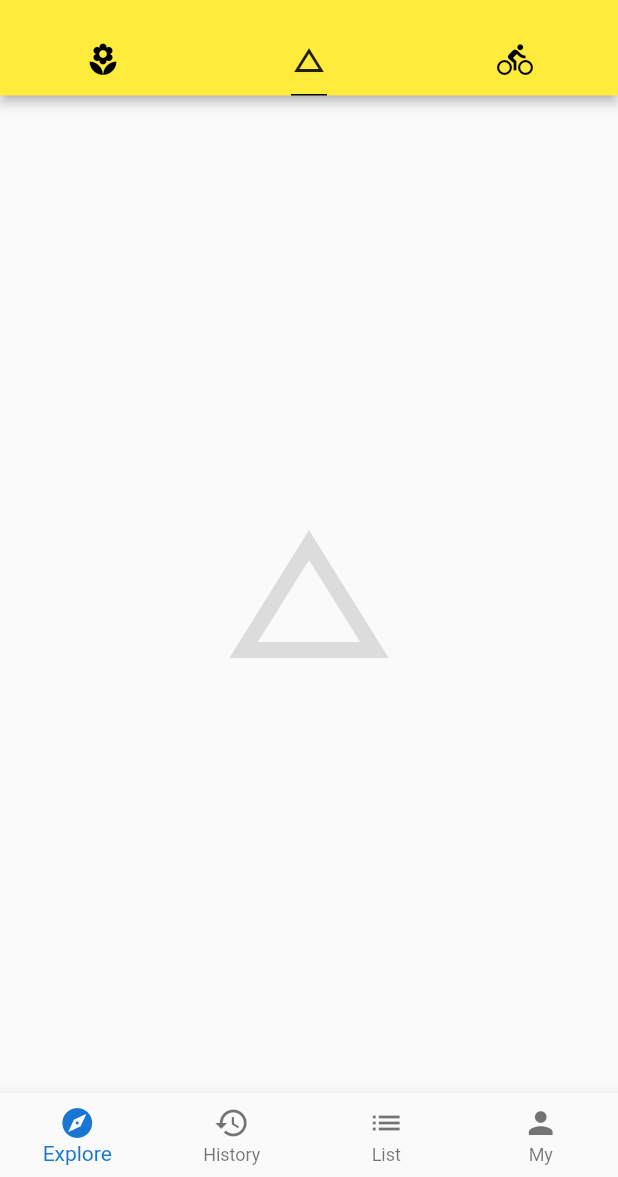
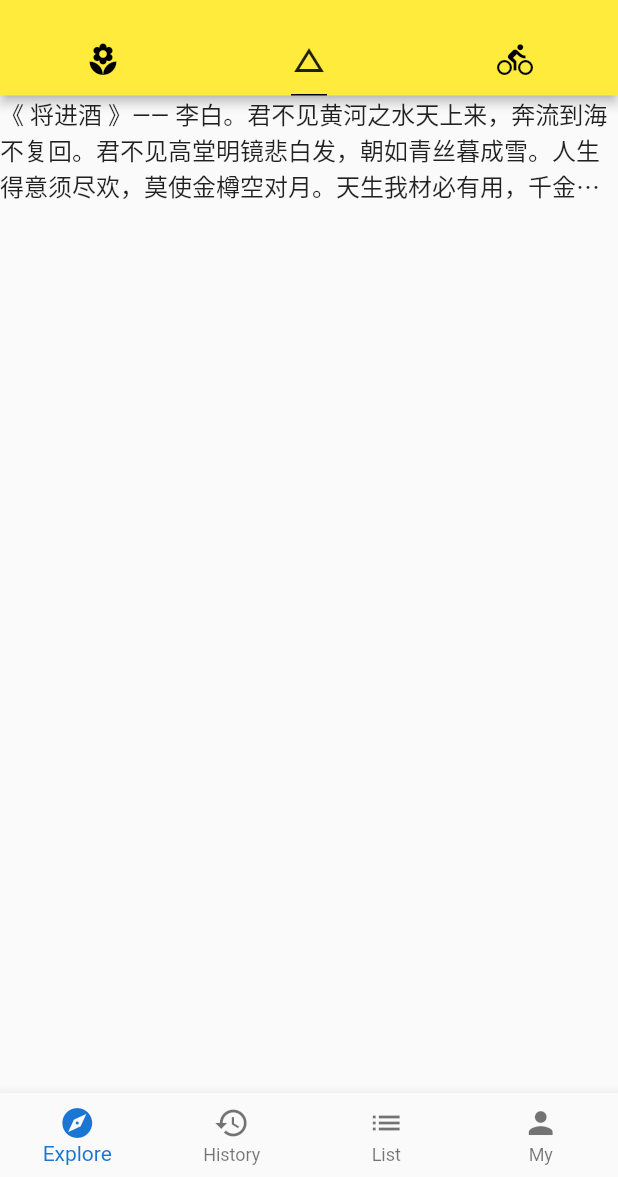
Before and after one commit to owlcity/flutter_basics, a Flutter app: the screen it shows after launch, tab 2 chosen, on a phone screen of 412 x 824 dp, the part 59-1236 px from its top. Run offline on Flutter 3.47's test engine with Material 2 defaults, Android fonts, the phone set to English and light mode, and no system bars; network calls fail.

Commit message:
basic_demo

```diff
--- /dev/null
+++ b/lib/demo/basic_demo.dart
@@ -0,0 +1,20 @@
+import 'package:flutter/material.dart';
+
+class BasicDemo extends StatelessWidget {
+  const BasicDemo({Key key}) : super(key: key);
+  final String _author = '李白';
+  final String _title = '将进酒';
+
+  @override
+  Widget build(BuildContext context) {
+    return Text(
+      '《 $_title 》—— $_author。君不见黄河之水天上来，奔流到海不复回。君不见高堂明镜悲白发，朝如青丝暮成雪。人生得意须尽欢，莫使金樽空对月。天生我材必有用，千金散尽还复来。烹羊宰牛且为乐，会须一饮三百杯。',
+      textAlign: TextAlign.left,
+      style: TextStyle(
+        fontSize: 16.0,
+      ),
+      maxLines: 3,
+      overflow: TextOverflow.ellipsis,
+    );
+  }
+}
--- a/lib/main.dart
+++ b/lib/main.dart
@@ -1,4 +1,5 @@
 import 'package:flutter/material.dart';
+import 'package:learn_material/demo/basic_demo.dart';
 import 'package:learn_material/demo/bottom_navigationbar_demo.dart';
 import 'package:learn_material/demo/draw_demo.dart';
 import 'package:learn_material/demo/listView_demo.dart';
@@ -62,7 +63,7 @@ class Home extends StatelessWidget {
           body: TabBarView(
             children: <Widget>[
               Icon(Icons.local_florist, size: 128.0, color: Colors.black12),
-              Icon(Icons.change_history, size: 128.0, color: Colors.black12),
+              BasicDemo(),
               Icon(Icons.directions_bike, size: 128.0, color: Colors.black12),
             ],
           ),
```
